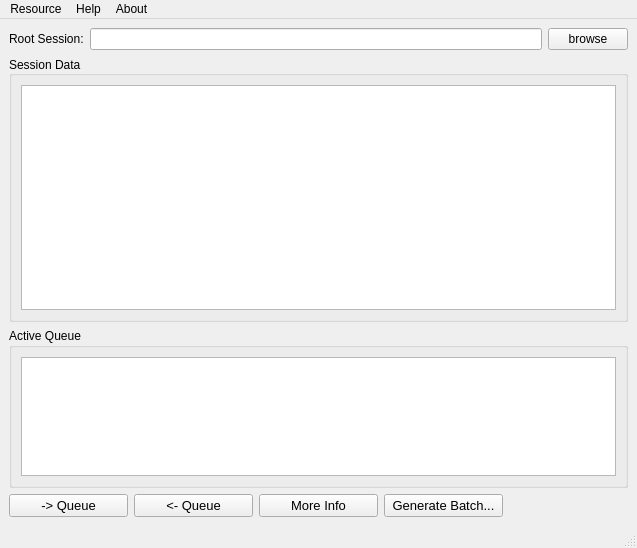
Chicane5/ByteBoxx, file bb_python/bbRenderBoxx/ui/bbRenderBoxx_UI.ui: the form before one commit.
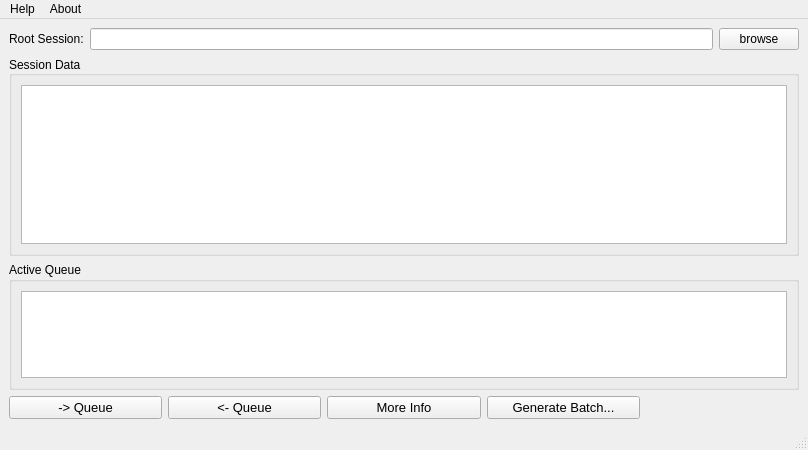
The form after the commit. Icons and pictures are not drawn.

Commit message: reshuffle - added utilbatchjobs, reqwork of RenderBoxx

Patch:
```diff
--- a/bb_python/bbRenderBoxx/ui/bbRenderBoxx_UI.ui
+++ b/bb_python/bbRenderBoxx/ui/bbRenderBoxx_UI.ui
@@ -6,8 +6,8 @@
    <rect>
     <x>0</x>
     <y>0</y>
-    <width>637</width>
-    <height>548</height>
+    <width>808</width>
+    <height>450</height>
    </rect>
   </property>
   <property name="windowTitle">
@@ -163,17 +163,10 @@
     <rect>
      <x>0</x>
      <y>0</y>
-     <width>637</width>
+     <width>808</width>
      <height>21</height>
     </rect>
    </property>
-   <widget class="QMenu" name="menuResource">
-    <property name="title">
-     <string>Resource</string>
-    </property>
-    <addaction name="actionNew_Resource_File"/>
-    <addaction name="actionLoad_Resource_File"/>
-   </widget>
    <widget class="QMenu" name="menuHelp">
     <property name="title">
      <string>Help</string>
@@ -185,7 +178,6 @@
     </property>
     <addaction name="actionRenderBoxx"/>
    </widget>
-   <addaction name="menuResource"/>
    <addaction name="menuHelp"/>
    <addaction name="menuAbout"/>
   </widget>
```
Left out of the diff: 6 changed lines with no effect on the pictures. The commit also changes 20 other files.
